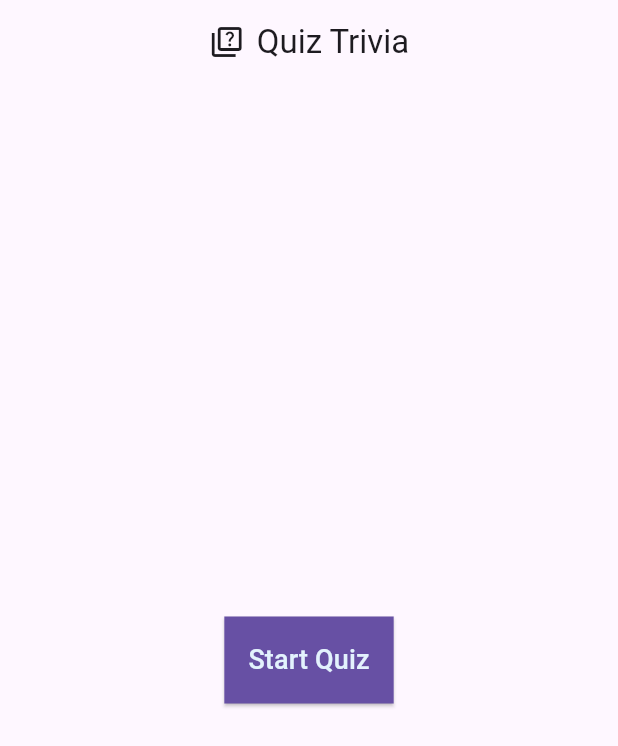
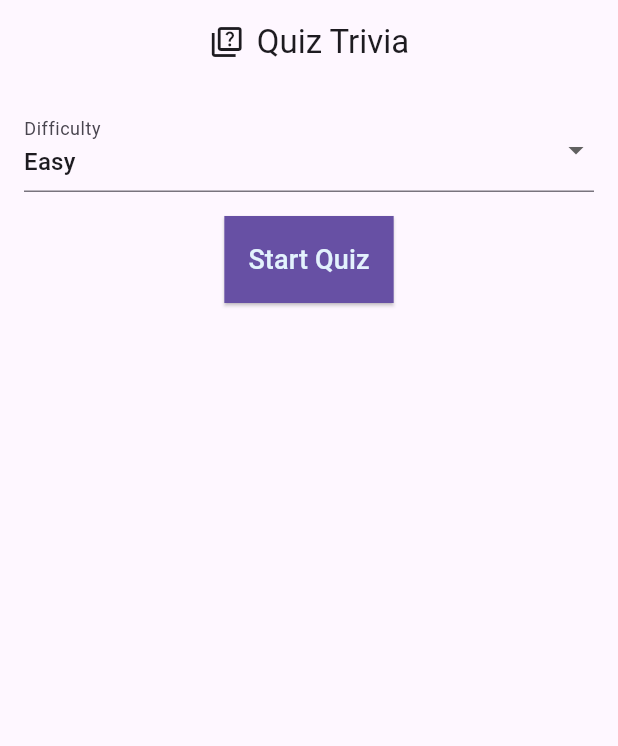
Before and after one commit to abdymazhittoretay/quiz_trivia_app, a Flutter app: the screen it shows after launch, after a tap on "Start Quiz", after a tap on the "exit to app" icon, on a phone screen of 412 x 824 dp. Shown: the top 746 px of the screen. Run offline on Flutter 3.47's test engine with Material 3 defaults, Android fonts, the phone set to English and light mode, and no system bars; network calls fail.

Commit message:
add "difficulty" dropdown menu

```diff
--- a/lib/pages/home_page.dart
+++ b/lib/pages/home_page.dart
@@ -1,8 +1,16 @@
 import 'package:flutter/material.dart';
 import 'package:quiz_trivia_app/pages/quiz_page.dart';
 
-class HomePage extends StatelessWidget {
+class HomePage extends StatefulWidget {
   const HomePage({super.key});
+
+  @override
+  State<HomePage> createState() => _HomePageState();
+}
+
+class _HomePageState extends State<HomePage> {
+  final List<String> _difficulties = ['easy', 'medium', 'hard'];
+  String _selectedDifficulty = 'easy';
 
   @override
   Widget build(BuildContext context) {
@@ -21,7 +29,28 @@ class HomePage extends StatelessWidget {
         centerTitle: true,
       ),
       body: Center(
-        child: ElevatedButton(
+        child: Padding(
+          padding: const EdgeInsets.all(16.0),
+          child: Column(
+            children: [
+              DropdownButtonFormField<String>(
+                value: _selectedDifficulty,
+                items: _difficulties
+                    .map(
+                      (e) => DropdownMenuItem(
+                        value: e,
+                        child: Text(
+                          e[0].toUpperCase() + e.substring(1),
+                        ), // "easy" → "Easy"
+                      ),
+                    )
+                    .toList(),
+                onChanged: (value) =>
+                    setState(() => _selectedDifficulty = value!),
+                decoration: const InputDecoration(labelText: 'Difficulty'),
+              ),
+              SizedBox(height: 16.0),
+              ElevatedButton(
                 style: ElevatedButton.styleFrom(
                   padding: EdgeInsets.all(16.0),
                   shape: LinearBorder(),
@@ -31,10 +60,19 @@ class HomePage extends StatelessWidget {
                 onPressed: () {
                   Navigator.pushReplacement(
                     context,
-              MaterialPageRoute(builder: (context) => QuizPage()),
+                    MaterialPageRoute(
+                      builder: (context) =>
+                          QuizPage(difficulty: _selectedDifficulty),
+                    ),
                   );
                 },
-          child: const Text('Start Quiz', style: TextStyle(fontSize: 18.0)),
+                child: const Text(
+                  'Start Quiz',
+                  style: TextStyle(fontSize: 18.0),
+                ),
+              ),
+            ],
+          ),
         ),
       ),
     );
--- a/lib/pages/quiz_page.dart
+++ b/lib/pages/quiz_page.dart
@@ -6,7 +6,12 @@ import 'package:quiz_trivia_app/pages/home_page.dart';
 import 'package:quiz_trivia_app/pages/result_page.dart';
 
 class QuizPage extends StatefulWidget {
-  const QuizPage({super.key});
+  final String difficulty;
+
+  const QuizPage({
+    super.key,
+    required this.difficulty,
+  });
 
   @override
   State<QuizPage> createState() => _QuizPageState();
@@ -36,7 +41,7 @@ class _QuizPageState extends State<QuizPage> {
 
   Future<List<QuestionModel>> fetchQuestions() async {
     final url = Uri.parse(
-      'https://opentdb.com/api.php?amount=10&difficulty=easy&type=multiple',
+      'https://opentdb.com/api.php?amount=10&difficulty=${widget.difficulty}&type=multiple',
     );
     final response = await http.get(url);
 
```
Lines whose indentation alone changed are shown as unchanged.
